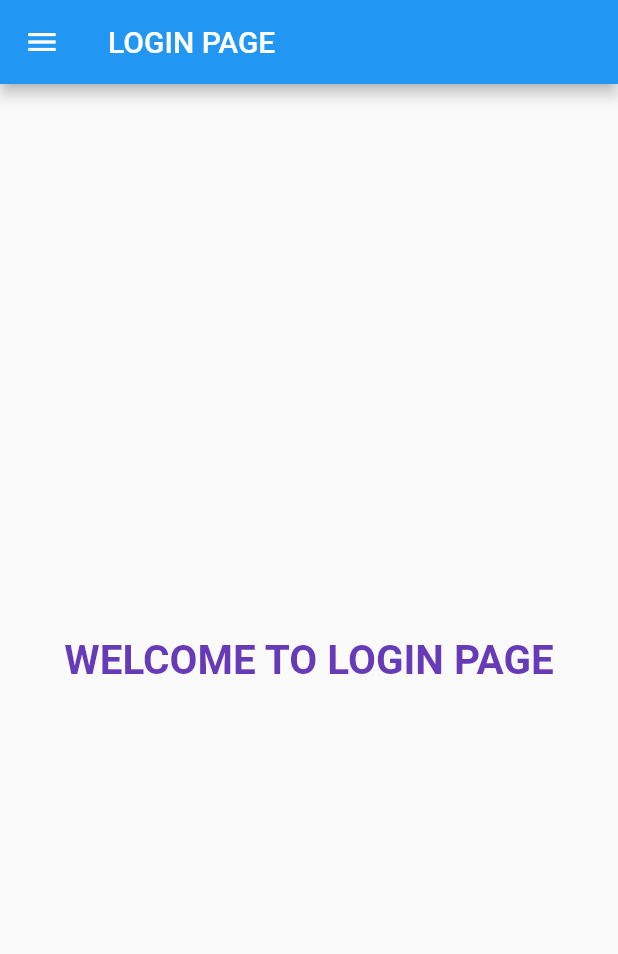
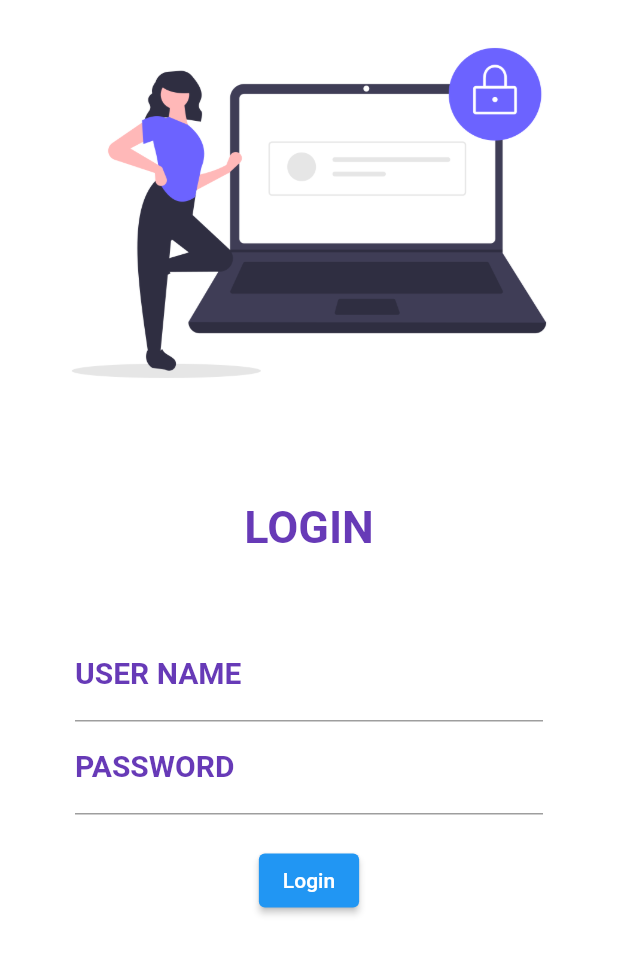
Before and after one commit to Sageyuva/1stflutterrepo, a Flutter app: what loginpage() shows on an empty page, opened directly, on a phone screen of 412 x 824 dp. Shown: the top 954 px of the screen. Run offline on Flutter 3.47's test engine with Material 2 defaults, Android fonts, the phone set to English and light mode, and no system bars; our stand-ins replace google_fonts, matcher; missing offline and left inert: dart:ffi.

Commit message:
day-6 completed

```diff
--- a/lib/app.dart
+++ b/lib/app.dart
@@ -2,6 +2,7 @@ import 'dart:ffi';
 import 'package:flutter/material.dart';
 import 'package:flutter_application_1/pages/home.dart';
 import 'package:flutter_application_1/pages/loginpage.dart';
+import 'package:google_fonts/google_fonts.dart';
 
 void main(List<String> args) {
   runApp(myapp());
@@ -18,7 +19,6 @@ class myapp extends StatelessWidget {
      themeMode: ThemeMode.light,
      theme: ThemeData(
       primarySwatch: Colors.deepPurple),
-      initialRoute: "/",
     routes: {
       "/":(context)=>loginpage(),
       "/login":(context) => homepage(),
--- a/lib/pages/loginpage.dart
+++ b/lib/pages/loginpage.dart
@@ -2,42 +2,71 @@ import 'package:flutter/material.dart';
 import 'package:flutter/src/widgets/framework.dart';
 import 'package:flutter/src/foundation/key.dart';
 import 'package:matcher/matcher.dart';
+import 'package:google_fonts/google_fonts.dart';
 
 class loginpage extends StatelessWidget {
   const loginpage({Key? key}) : super(key: key);
 
   @override
   Widget build(BuildContext context) {
-    return Scaffold(
-      appBar: AppBar(
-        title: Text("LOGIN PAGE"),
-      ),
-      body: Material(
-        child: Container(
-          child: Center(
-            child: Text("WELCOME TO LOGIN PAGE",
-            style: TextStyle(fontSize: 30,
+    return Material(
+      color: Colors.white,
+      child: Column(
+        children: [
+          Image.asset("assets/images/login_image.png"),
+          SizedBox(
+            height: 50.0,
+          ),
+          Text("LOGIN",
+          style: TextStyle(
+            fontSize: 30,
             fontWeight: FontWeight.bold,
-            color: Colors.deepPurple
+            color: Colors.deepPurple,
+          ),),
+          Padding(
+            padding: const EdgeInsets.symmetric(vertical: 50.0, horizontal: 50.0),
+            child: Column(
+            children: [
+              TextFormField(
+            decoration: InputDecoration(
+              hintText: "ENTER USER NAME",
+              labelText: "USER NAME",
+              labelStyle: TextStyle(
+                fontSize: 20,
+                fontWeight: FontWeight.bold,
+                color: Colors.deepPurple,
+              )
+
             ),
-            textScaleFactor: 0.9,),
           ),
-        ),
+          TextFormField(
+            obscureText: true,
+            decoration: InputDecoration(
+              hintText: "ENTER USER PASSWORD",
+              labelText: "PASSWORD",
+              labelStyle: TextStyle(
+                fontSize: 20,
+                fontWeight: FontWeight.bold,
+                color: Colors.deepPurple,
+              )
+            ),
+          ),
+          SizedBox(
+            height: 20.0,
+          ),
+
+          ElevatedButton(
+            child: Text("Login"),
+            style: TextButton.styleFrom(),
+            onPressed: (){
+              print("HELLO YUVARAJ");
+            }, ),
 
 
-      ),
-      drawer: Drawer(
-        child: Container(
-          child: Center(
-            child: Text("MORE OPTIONS",
-            style: TextStyle(
-              fontSize:40,
-              fontWeight: FontWeight.bold,
-              color: Colors.deepOrange
-            ),
-            textScaleFactor: 1.0,),
+            ],
           ),
-        ),
+          )
+        ],
       ),
     );
   }
--- a/pubspec.yaml
+++ b/pubspec.yaml
@@ -34,6 +34,7 @@ dependencies:
   # The following adds the Cupertino Icons font to your application.
   # Use with the CupertinoIcons class for iOS style icons.
   cupertino_icons: ^1.0.2
+  google_fonts: ^3.0.1
 
 dev_dependencies:
   flutter_test:
@@ -58,8 +59,8 @@ flutter:
   uses-material-design: true
 
   # To add assets to your application, add an assets section, like this:
-  # assets:
-  #   - images/a_dot_burr.jpeg
+  assets:
+     - assets/images/
   #   - images/a_dot_ham.jpeg
 
   # An image asset can refer to one or more resolution-specific "variants", see
```
Also changed, not shown: assets/images/login_image.png (added), pubspec.lock, 1 other file.
